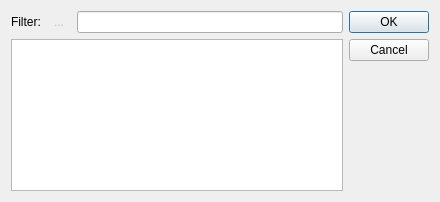
Before: the Qt Designer form Charm/SelectTaskDialog.ui in KDAB/Charm, drawn with Qt 5.
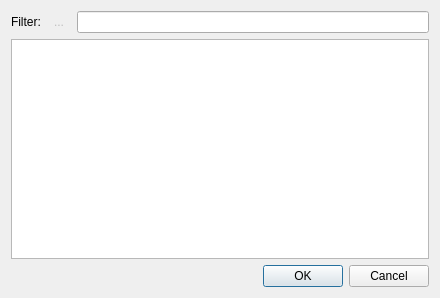
After: the same form once the commit is applied.

Commit message: Make the button box to the bottom and make it horizontal, otherwise it looks very non-standard and people click on the wrong button accidentally.

The edit to the form file:
```diff
--- a/Charm/SelectTaskDialog.ui
+++ b/Charm/SelectTaskDialog.ui
@@ -6,7 +6,7 @@
     <x>0</x>
     <y>0</y>
     <width>440</width>
-    <height>202</height>
+    <height>298</height>
    </rect>
   </property>
   <property name="windowTitle" >
@@ -36,10 +36,13 @@
    <item row="0" column="2" >
     <widget class="QLineEdit" name="lineEditFilter" />
    </item>
-   <item rowspan="2" row="0" column="3" >
+   <item row="1" column="0" colspan="3" >
+    <widget class="QTreeView" name="treeView" />
+   </item>
+   <item row="2" column="0" colspan="3" >
     <widget class="QDialogButtonBox" name="buttonBox" >
      <property name="orientation" >
-      <enum>Qt::Vertical</enum>
+      <enum>Qt::Horizontal</enum>
      </property>
      <property name="standardButtons" >
       <set>QDialogButtonBox::Cancel|QDialogButtonBox::NoButton|QDialogButtonBox::Ok</set>
```
Left out of the diff: 3 changed lines with no effect on the pictures.
